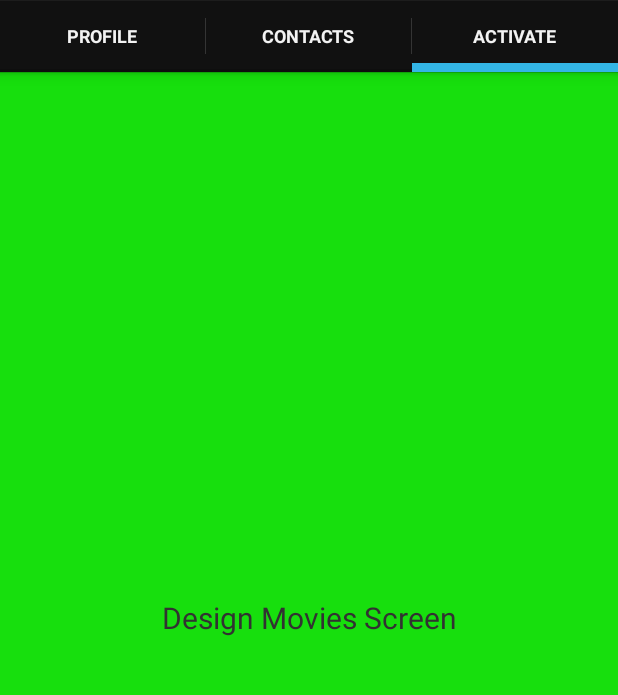
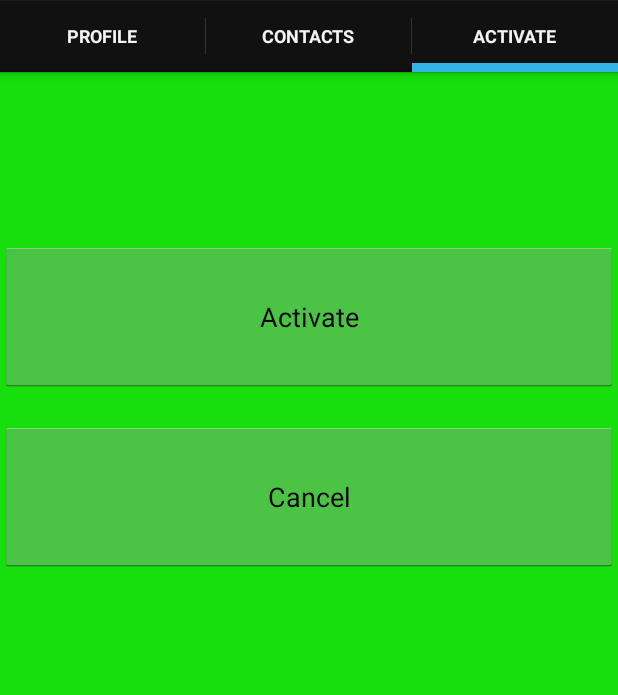
Before and after one commit to ChrisGrigg/ICE_IT-2, an Android app: the screen it shows after launch (MainActivity), tab 3 chosen, on a phone screen of 412 x 824 dp, the part 72-767 px from its top. Run offline under Robolectric (Android 15) with nearby library versions, the phone set to English and light mode, and no system bars; libraries missing offline, so code that uses them is left out: com.facebook, com.facebook.appevents, com.facebook.login; 6 statements that could not run were skipped.

Commit message:
Packages renamed and fundamental functionality
Renamed all packages to com.iceit and implemented and activation basic
functionality.

Still needs to be cleaned up, UX and UI improved.

```diff
--- a/app/src/main/AndroidManifest.xml
+++ b/app/src/main/AndroidManifest.xml
@@ -19,7 +19,7 @@
         android:theme="@style/AppTheme" >
         <meta-data android:name="com.facebook.sdk.ApplicationId" android:value="@string/facebook_app_id"/>
         <activity
-            android:name="com.iceit.MainActivity"
+            android:name=".framework.MainActivity"
             android:label="@string/app_name" >
             <intent-filter>
                 <action android:name="android.intent.action.MAIN" />
--- a/app/src/main/java/com/iceit/ContactsFragment.java
+++ b/app/src/main/java/com/iceit/framework/ContactsFragment.java
@@ -1,4 +1,4 @@
-package com.iceit;
+package com.iceit.framework;
 
 import android.content.ContentUris;
 import android.content.Intent;
@@ -197,10 +197,10 @@ public class ContactsFragment extends Fragment {
         String storedContactsName = contactsFile.getString("contactName", "");
         String storedContactsNumber = contactsFile.getString("contactNumber", "");
 
-        if(storedContactsName != null) {
+        if(storedContactsName != "") {
             contentFullName.setText(storedContactsName);
         }
-        if(storedContactsNumber != null) {
+        if(storedContactsNumber != "") {
             contentContactTel.setText(storedContactsNumber);
         }
     }
--- a/app/src/main/java/com/iceit/MainActivity.java
+++ b/app/src/main/java/com/iceit/framework/MainActivity.java
@@ -1,4 +1,4 @@
-package com.iceit;
+package com.iceit.framework;
 
 import android.app.ActionBar;
 import android.app.ActionBar.Tab;
@@ -8,7 +8,8 @@ import android.support.v4.app.FragmentActivity;
 import android.support.v4.view.ViewPager;
 
 import com.facebook.appevents.AppEventsLogger;
-import com.iceit.adapter.TabsPagerAdapter;
+import com.iceit.R;
+import com.iceit.framework.adapter.TabsPagerAdapter;
 
 public class MainActivity extends FragmentActivity implements
 		ActionBar.TabListener {
--- a/app/src/main/java/com/iceit/ProfileFragment.java
+++ b/app/src/main/java/com/iceit/framework/ProfileFragment.java
@@ -1,4 +1,4 @@
-package com.iceit;
+package com.iceit.framework;
 
 import android.content.Intent;
 import android.content.SharedPreferences;
@@ -19,6 +19,7 @@ import com.facebook.GraphResponse;
 import com.facebook.HttpMethod;
 import com.facebook.login.LoginResult;
 import com.facebook.login.widget.LoginButton;
+import com.iceit.R;
 
 import org.json.JSONException;
 import org.json.JSONObject;
@@ -114,7 +115,7 @@ public class ProfileFragment extends Fragment {
         SharedPreferences fullNameFile = getActivity().getSharedPreferences(PROFILE_FILE, 0);
         String storedFullName = fullNameFile.getString("fullName", "");
 
-        if(storedFullName != null) {
+        if(storedFullName != "") {
             info.setText("Name: " + storedFullName);
         }
     }
--- a/app/src/main/res/layout/fragment_activation.xml
+++ b/app/src/main/res/layout/fragment_activation.xml
@@ -5,12 +5,38 @@
     android:orientation="vertical"
     android:background="#17df0d">
 
-    <TextView android:layout_width="fill_parent"
+    <!--<TextView android:layout_width="fill_parent"-->
+        <!--android:layout_height="wrap_content"-->
+        <!--android:gravity="center"-->
+        <!--android:text="Design Movies Screen"-->
+        <!--android:textSize="20dp"-->
+        <!--android:layout_centerInParent="true"/>-->
+    <!-- TODO: change to SP -->
+    <TextView
+        android:id="@+id/countdown_txt"
+        android:layout_width="wrap_content"
         android:layout_height="wrap_content"
-        android:gravity="center"
-        android:text="Design Movies Screen"
-        android:textSize="20dp"
-        android:layout_centerInParent="true"/>
+        android:textSize="70dp"
+        android:text=""
+        android:layout_centerHorizontal="true"
+        />
 
+    <!-- Activate Button -->
+    <Button android:id="@+id/btnActivate"
+        android:layout_width="fill_parent"
+        android:layout_height="100dp"
+        android:layout_marginTop="20dip"
+        android:text="@string/activate"
+        android:layout_below="@+id/countdown_txt"
+        />
+
+        <!-- Cancel Button -->
+    <Button android:id="@+id/btnCancel"
+        android:layout_width="fill_parent"
+        android:layout_height="100dp"
+        android:layout_marginTop="20dip"
+        android:text="@string/cancel"
+        android:layout_below="@+id/btnActivate"
+        />
 
 </RelativeLayout>
--- a/app/src/main/res/values/strings.xml
+++ b/app/src/main/res/values/strings.xml
@@ -2,6 +2,8 @@
 <resources>
     <string name="app_name">ICE IT</string>
     <string name="action_settings">Settings</string>
-    <string name="hello_world">Hello world!</string>
+    <string name="activate">Activate</string>
+    <string name="cancel">Cancel</string>
+    <string name="smsSent">SMS sent</string>
     <string name="facebook_app_id">544684215684444</string>
 </resources>
```
Also changed, not shown: app/src/main/java/com/iceit/ActivationFragment.java (deleted, +0 -37 lines), app/src/main/java/com/iceit/framework/ActivationFragment.java (added, +213 -0 lines), app/src/main/java/com/iceit/framework/adapter/TabsPagerAdapter.java (renamed from app/src/main/java/com/iceit/adapter/TabsPagerAdapter.java, +4 -4 lines).
